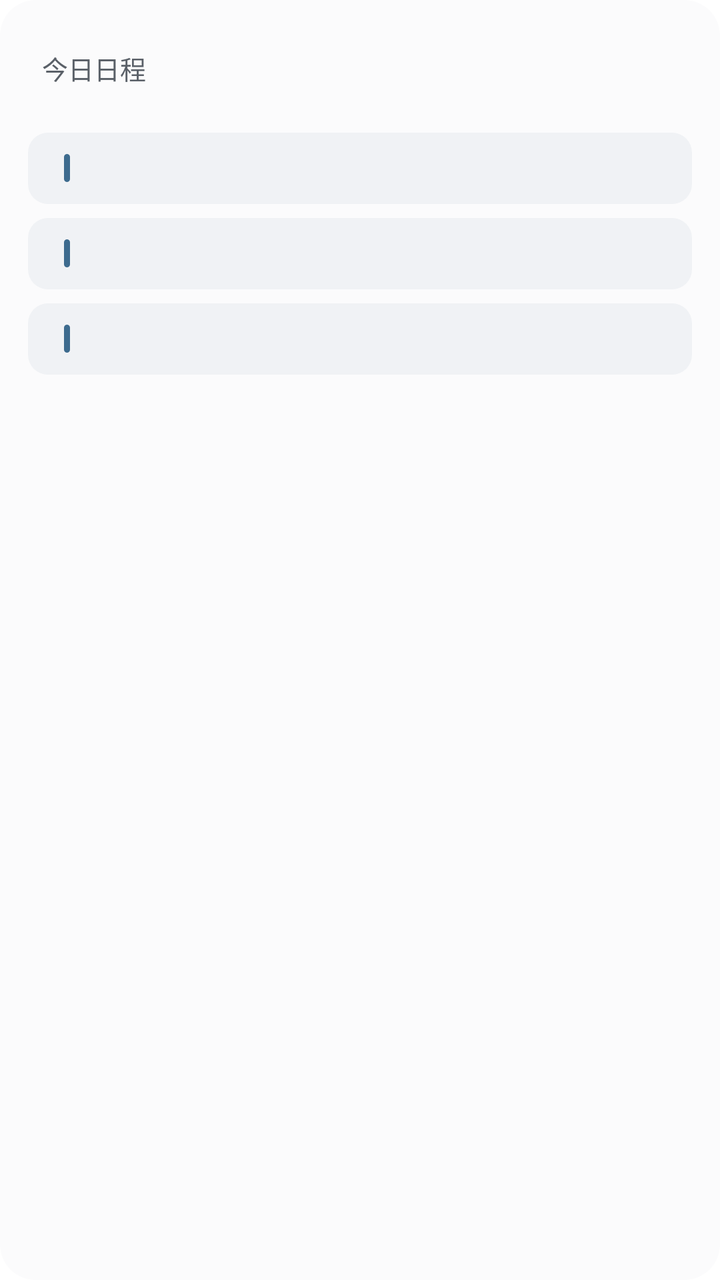
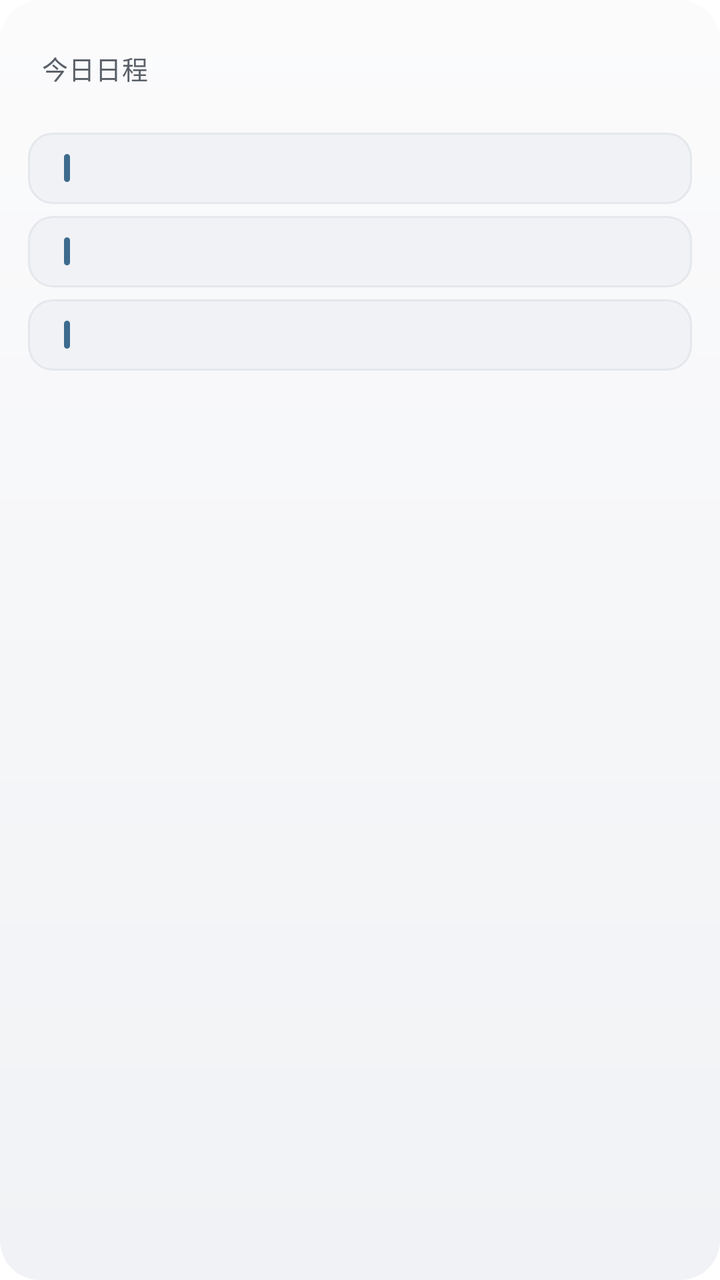

Two renders of the same Android screen: before a commit and after it. Below are the layout's source before the change and the commit's diff.
<!-- AndroidManifest.xml: fallback theme Theme.MaterialComponents.DayNight.NoActionBar -->
<!-- res/layout/widget_schedule_4x2.xml -->
<?xml version="1.0" encoding="utf-8"?>
<LinearLayout xmlns:android="http://schemas.android.com/apk/res/android"
    android:id="@+id/sched_root"
    android:layout_width="match_parent"
    android:layout_height="match_parent"
    android:orientation="vertical"
    android:background="@drawable/widget_bg"
    android:padding="14dp">

    <LinearLayout
        android:layout_width="match_parent"
        android:layout_height="wrap_content"
        android:orientation="horizontal"
        android:gravity="center_vertical">

        <TextView
            android:id="@+id/sched_count"
            android:layout_width="wrap_content"
            android:layout_height="wrap_content"
            android:textSize="30sp"
            android:textStyle="bold"
            android:textColor="@color/widget_primary" />

        <TextView
            android:layout_width="wrap_content"
            android:layout_height="wrap_content"
            android:layout_marginStart="7dp"
            android:text="今日日程"
            android:textSize="13sp"
            android:textColor="@color/widget_ink_soft" />
    </LinearLayout>

    <LinearLayout
        android:layout_width="match_parent"
        android:layout_height="12dp" />

    <LinearLayout
        android:id="@+id/sched_row0"
        android:layout_width="match_parent"
        android:layout_height="wrap_content"
        android:orientation="horizontal"
        android:gravity="center_vertical"
        android:background="@drawable/widget_item_bg"
        android:paddingLeft="10dp"
        android:paddingRight="10dp"
        android:paddingTop="9dp"
        android:paddingBottom="9dp">

        <TextView
            android:id="@+id/sched_time0"
            android:layout_width="wrap_content"
            android:layout_height="wrap_content"
            android:textSize="12sp"
            android:textStyle="bold"
            android:textColor="@color/widget_primary" />

        <TextView
            android:layout_width="3dp"
            android:layout_height="14dp"
            android:layout_marginStart="8dp"
            android:background="@drawable/widget_bar" />

        <TextView
            android:id="@+id/sched_title0"
            android:layout_width="0dp"
            android:layout_height="wrap_content"
            android:layout_weight="1"
            android:layout_marginStart="9dp"
            android:maxLines="1"
            android:ellipsize="end"
            android:textSize="13sp"
            android:textColor="@color/widget_ink" />
    </LinearLayout>

    <LinearLayout
        android:id="@+id/sched_row1"
        android:layout_width="match_parent"
        android:layout_height="wrap_content"
        android:orientation="horizontal"
        android:gravity="center_vertical"
        android:background="@drawable/widget_item_bg"
        android:layout_marginTop="7dp"
        android:paddingLeft="10dp"
        android:paddingRight="10dp"
        android:paddingTop="9dp"
        android:paddingBottom="9dp">

        <TextView
            android:id="@+id/sched_time1"
            android:layout_width="wrap_content"
            android:layout_height="wrap_content"
            android:textSize="12sp"
            android:textStyle="bold"
            android:textColor="@color/widget_primary" />

        <TextView
            android:layout_width="3dp"
            android:layout_height="14dp"
            android:layout_marginStart="8dp"
            android:background="@drawable/widget_bar" />

        <TextView
            android:id="@+id/sched_title1"
            android:layout_width="0dp"
            android:layout_height="wrap_content"
            android:layout_weight="1"
            android:layout_marginStart="9dp"
            android:maxLines="1"
            android:ellipsize="end"
            android:textSize="13sp"
            android:textColor="@color/widget_ink" />
    </LinearLayout>

    <LinearLayout
        android:id="@+id/sched_row2"
        android:layout_width="match_parent"
        android:layout_height="wrap_content"
        android:orientation="horizontal"
        android:gravity="center_vertical"
        android:background="@drawable/widget_item_bg"
        android:layout_marginTop="7dp"
        android:paddingLeft="10dp"
        android:paddingRight="10dp"
        android:paddingTop="9dp"
        android:paddingBottom="9dp">

        <TextView
            android:id="@+id/sched_time2"
            android:layout_width="wrap_content"
            android:layout_height="wrap_content"
            android:textSize="12sp"
            android:textStyle="bold"
            android:textColor="@color/widget_primary" />

        <TextView
            android:layout_width="3dp"
            android:layout_height="14dp"
            android:layout_marginStart="8dp"
            android:background="@drawable/widget_bar" />

        <TextView
            android:id="@+id/sched_title2"
            android:layout_width="0dp"
            android:layout_height="wrap_content"
            android:layout_weight="1"
            android:layout_marginStart="9dp"
            android:maxLines="1"
            android:ellipsize="end"
            android:textSize="13sp"
            android:textColor="@color/widget_ink" />
    </LinearLayout>

    <TextView
        android:id="@+id/sched_empty"
        android:layout_width="match_parent"
        android:layout_height="wrap_content"
        android:visibility="gone"
        android:text="今天没有安排了"
        android:textSize="13sp"
        android:textColor="@color/widget_ink_soft" />
</LinearLayout>
<!-- resources referenced by this layout -->
<resources>
  <color name="widget_ink">#191C1F</color>
  <color name="widget_ink_soft">#5A6068</color>
  <color name="widget_primary">#3D6B8E</color>
  <!-- drawable widget_bar (drawable) -->
  <?xml version="1.0" encoding="utf-8"?>
  <shape xmlns:android="http://schemas.android.com/apk/res/android"
      android:shape="rectangle">
      <corners android:radius="1.5dp" />
      <solid android:color="@color/widget_primary" />
      <size android:width="3dp" android:height="14dp" />
  </shape>
  <!-- drawable widget_bg (drawable) -->
  <?xml version="1.0" encoding="utf-8"?>
  <shape xmlns:android="http://schemas.android.com/apk/res/android"
      android:shape="rectangle">
      <corners android:radius="18dp" />
      <solid android:color="@color/widget_bg" />
  </shape>
  <!-- drawable widget_item_bg (drawable) -->
  <?xml version="1.0" encoding="utf-8"?>
  <shape xmlns:android="http://schemas.android.com/apk/res/android"
      android:shape="rectangle">
      <corners android:radius="10dp" />
      <solid android:color="@color/widget_item_bg" />
  </shape>
  <color name="widget_bg">#FBFBFC</color>
  <color name="widget_item_bg">#F0F2F5</color>
</resources>

<!-- the commit's change to res/layout/widget_schedule_4x2.xml (unified diff, before → after) -->
@@ -27,6 +27,7 @@
             android:layout_marginStart="7dp"
             android:text="今日日程"
             android:textSize="13sp"
+            android:letterSpacing="0.02"
             android:textColor="@color/widget_ink_soft" />
     </LinearLayout>
 
@@ -79,7 +80,7 @@
         android:orientation="horizontal"
         android:gravity="center_vertical"
         android:background="@drawable/widget_item_bg"
-        android:layout_marginTop="7dp"
+        android:layout_marginTop="6dp"
         android:paddingLeft="10dp"
         android:paddingRight="10dp"
         android:paddingTop="9dp"
@@ -118,7 +119,7 @@
         android:orientation="horizontal"
         android:gravity="center_vertical"
         android:background="@drawable/widget_item_bg"
-        android:layout_marginTop="7dp"
+        android:layout_marginTop="6dp"
         android:paddingLeft="10dp"
         android:paddingRight="10dp"
         android:paddingTop="9dp"
<!-- resource entries referenced after the edit -->
@@ -15,17 +15,24 @@
   <?xml version="1.0" encoding="utf-8"?>
   <shape xmlns:android="http://schemas.android.com/apk/res/android"
       android:shape="rectangle">
-      <corners android:radius="18dp" />
-      <solid android:color="@color/widget_bg" />
+      <gradient
+          android:angle="270"
+          android:startColor="@color/widget_bg"
+          android:endColor="@color/widget_item_bg" />
+      <corners android:radius="20dp" />
   </shape>
   <!-- drawable widget_item_bg (drawable) -->
   <?xml version="1.0" encoding="utf-8"?>
   <shape xmlns:android="http://schemas.android.com/apk/res/android"
       android:shape="rectangle">
-      <corners android:radius="10dp" />
+      <corners android:radius="12dp" />
       <solid android:color="@color/widget_item_bg" />
+      <stroke
+          android:width="1dp"
+          android:color="@color/widget_item_stroke" />
   </shape>
   <color name="widget_bg">#FBFBFC</color>
   <color name="widget_item_bg">#F0F2F5</color>
+  <color name="widget_item_stroke">#E4E7EB</color>
 </resources>
 
